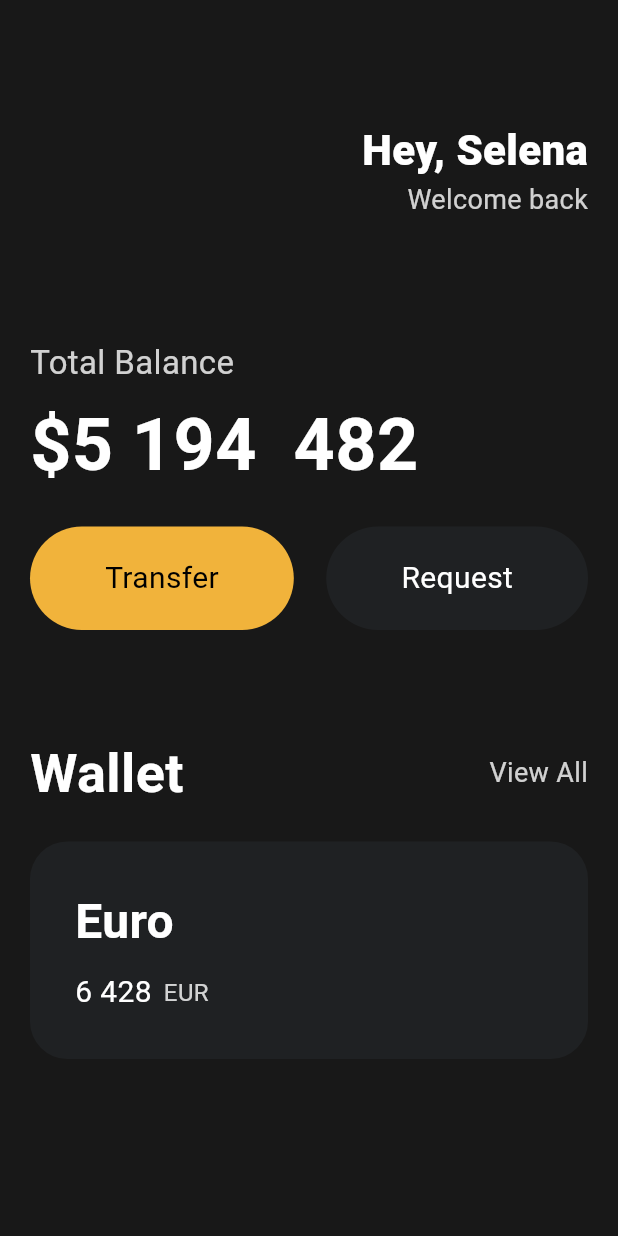
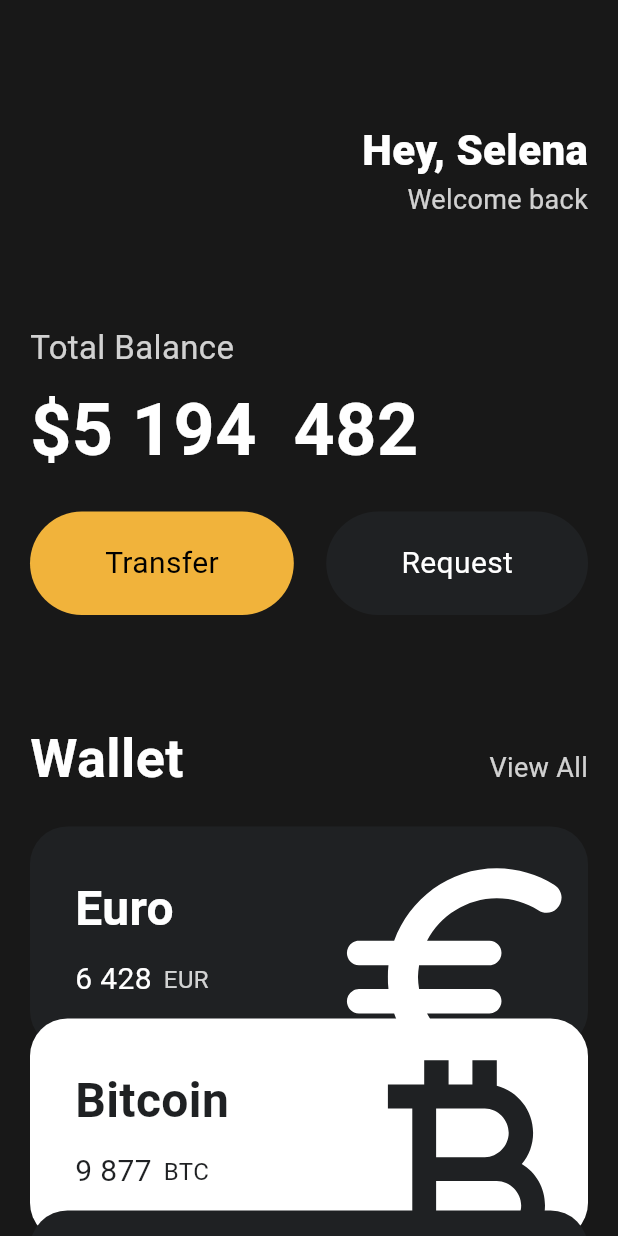
Before and after one commit to yih1612/toonflix, a Flutter app: the screen it shows after launch, on a phone screen of 412 x 824 dp. Run offline on Flutter 3.47's test engine with Material 3 defaults, Android fonts, the phone set to English and light mode, and no system bars.

Commit message:
3.8 reuseable cards

```diff
--- a/lib/main.dart
+++ b/lib/main.dart
@@ -1,5 +1,6 @@
 import 'package:flutter/material.dart';
 import 'package:toonflix/widgets/Button.dart';
+import 'package:toonflix/widgets/currency_card.dart';
 
 void main() {
   runApp(const App());
@@ -13,7 +14,8 @@ class App extends StatelessWidget {
     return MaterialApp(
       home: Scaffold(
           backgroundColor: const Color(0xFF181818),
-          body: Padding(
+          body: SingleChildScrollView(
+            child: Padding(
               padding: const EdgeInsets.symmetric(
                 horizontal: 20,
               ),
@@ -46,7 +48,7 @@ class App extends StatelessWidget {
                       )
                     ],
                   ),
-                const SizedBox(height: 80),
+                  const SizedBox(height: 70),
                   Text(
                     'Total Balance',
                     style: TextStyle(
@@ -82,6 +84,9 @@ class App extends StatelessWidget {
                   const SizedBox(height: 70),
                   Row(
                     mainAxisAlignment: MainAxisAlignment.spaceBetween,
+                    // text baseline
+                    crossAxisAlignment: CrossAxisAlignment.baseline,
+                    textBaseline: TextBaseline.alphabetic,
                     children: [
                       const Text('Wallet',
                           style: TextStyle(
@@ -99,53 +104,35 @@ class App extends StatelessWidget {
                   const SizedBox(
                     height: 20,
                   ),
-                Container(
-                  decoration: BoxDecoration(
-                    color: const Color(0xFF1F2123),
-                    borderRadius: BorderRadius.circular(25),
+                  const CurrencyCard(
+                    name: 'Euro',
+                    amount: '6 428',
+                    code: 'EUR',
+                    icon: Icons.euro_rounded,
+                    isInverted: false,
                   ),
-                  child: Padding(
-                    padding: const EdgeInsets.all(30),
-                    child: Row(
-                      children: [
-                        Column(
-                          crossAxisAlignment: CrossAxisAlignment.start,
-                          children: [
-                            const Text(
-                              'Euro',
-                              style: TextStyle(
-                                color: Colors.white,
-                                fontSize: 32,
-                                fontWeight: FontWeight.w600,
+                  Transform.translate(
+                    offset: const Offset(0, -20),
+                    child: const CurrencyCard(
+                      name: 'Bitcoin',
+                      amount: '9 877',
+                      code: 'BTC',
+                      icon: Icons.currency_bitcoin,
+                      isInverted: true,
                     ),
                   ),
-                            const SizedBox(height: 10),
-                            Row(
-                              children: [
-                                const Text(
-                                  '6 428',
-                                  style: TextStyle(
-                                    color: Colors.white,
-                                    fontSize: 20,
+                  Transform.translate(
+                    offset: const Offset(0, -40),
+                    child: const CurrencyCard(
+                      name: 'Dollar',
+                      amount: '55 622',
+                      code: 'USD',
+                      icon: Icons.attach_money_outlined,
+                      isInverted: false,
                     ),
-                                ),
-                                const SizedBox(width: 8),
-                                Text(
-                                  'EUR',
-                                  style: TextStyle(
-                                    color: Colors.white.withOpacity(0.8),
-                                    fontSize: 16,
-                                  ),
-                                ),
-                              ],
-                            ),
-                          ],
                   )
                 ],
               ),
-                  ),
-                )
-              ],
             ),
           )),
     );
--- /dev/null
+++ b/lib/widgets/currency_card.dart
@@ -0,0 +1,82 @@
+import 'package:flutter/material.dart';
+
+class CurrencyCard extends StatelessWidget {
+  final String name, amount, code;
+  final IconData icon;
+  final bool isInverted;
+
+  final _blackColor = const Color(0xFF1F2123);
+
+  const CurrencyCard({
+    super.key,
+    required this.name,
+    required this.amount,
+    required this.code,
+    required this.icon,
+    required this.isInverted,
+  });
+
+  @override
+  Widget build(BuildContext context) {
+    return Container(
+      clipBehavior: Clip.hardEdge,
+      decoration: BoxDecoration(
+        color: isInverted ? Colors.white : _blackColor,
+        borderRadius: BorderRadius.circular(25),
+      ),
+      child: Padding(
+        padding: const EdgeInsets.all(30),
+        child: Row(
+          mainAxisAlignment: MainAxisAlignment.spaceBetween,
+          children: [
+            Column(
+              crossAxisAlignment: CrossAxisAlignment.start,
+              children: [
+                Text(
+                  name,
+                  style: TextStyle(
+                    color: isInverted ? _blackColor : Colors.white,
+                    fontSize: 32,
+                    fontWeight: FontWeight.w600,
+                  ),
+                ),
+                const SizedBox(height: 10),
+                Row(
+                  children: [
+                    Text(
+                      amount,
+                      style: TextStyle(
+                        color: isInverted ? _blackColor : Colors.white,
+                        fontSize: 20,
+                      ),
+                    ),
+                    const SizedBox(width: 8),
+                    Text(
+                      code,
+                      style: TextStyle(
+                        color: isInverted
+                            ? _blackColor
+                            : Colors.white.withOpacity(0.8),
+                        fontSize: 16,
+                      ),
+                    ),
+                  ],
+                ),
+              ],
+            ),
+            Transform.scale(
+                scale: 2.2,
+                child: Transform.translate(
+                  offset: const Offset(-5, 12),
+                  child: Icon(
+                    icon,
+                    color: isInverted ? _blackColor : Colors.white,
+                    size: 88,
+                  ),
+                ))
+          ],
+        ),
+      ),
+    );
+  }
+}
```
Lines whose indentation alone changed are shown as unchanged.
